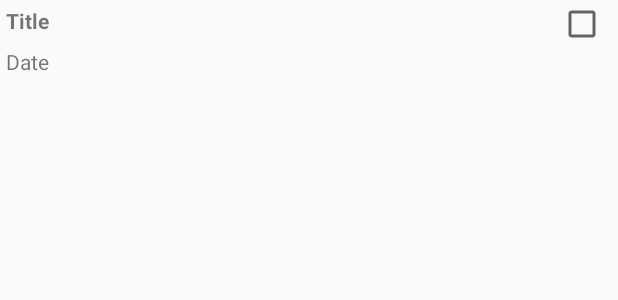
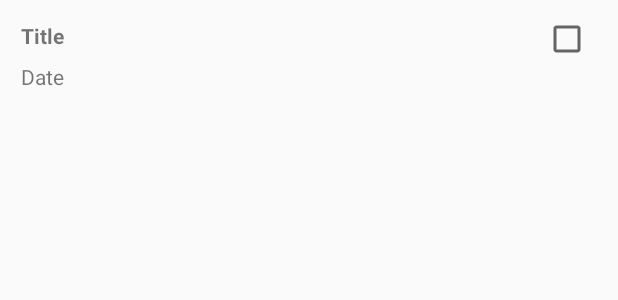
Before and after one commit to DmitryMitroshin/ToDo, an Android app: the layout item_task.xml on its own in the app's theme, with its tools: preview values and no code run, on a phone screen of 412 x 824 dp. Shown: the top 300 px of the screen. Run offline under Robolectric (Android 15) with nearby library versions, the phone set to English and light mode, and no system bars.

```diff
--- a/app/src/main/java/com/developgmail/mitroshin/todo/util/TaskAdapter.java
+++ b/app/src/main/java/com/developgmail/mitroshin/todo/util/TaskAdapter.java
@@ -5,6 +5,7 @@ import android.view.LayoutInflater;
 import android.view.View;
 import android.view.ViewGroup;
 
+import com.developgmail.mitroshin.todo.R;
 import com.developgmail.mitroshin.todo.controllers.TaskListFragment;
 import com.developgmail.mitroshin.todo.model.Task;
 
@@ -39,7 +40,7 @@ public class TaskAdapter extends RecyclerView.Adapter<TaskHolder> {
         LayoutInflater layoutInflater = LayoutInflater.from(mTaskListFragment.getActivity());
         /*Заполнение макета отдельного элемента списка. */
         /* TODO Шаблон взят из стандартной библиотеки*/
-        View view = layoutInflater.inflate(android.R.layout.simple_list_item_1, parent, false);
+        View view = layoutInflater.inflate(R.layout.item_task, parent, false);
         return new TaskHolder(view);
     }
 
@@ -48,7 +49,7 @@ public class TaskAdapter extends RecyclerView.Adapter<TaskHolder> {
     @Override
     public void onBindViewHolder(TaskHolder holder, int position) {
         Task task = mListTask.get(position);
-        holder.mTextViewTitle.setText(task.getTitle());
+        holder.bindTask(task);
     }
 
     @Override
--- a/app/src/main/res/layout/item_task.xml
+++ b/app/src/main/res/layout/item_task.xml
@@ -3,7 +3,8 @@
     xmlns:android = "http://schemas.android.com/apk/res/android"
     xmlns:tools = "http://schemas.android.com/tools"
     android:layout_width="match_parent"
-    android:layout_height="match_parent">
+    android:layout_height="wrap_content"
+    android:layout_margin="10dp">
 
     <CheckBox
         android:id="@+id/item_task_check_box_complete"
```
Also changed, not shown: app/src/main/java/com/developgmail/mitroshin/todo/util/TaskHolder.java (+21 -4 lines).
